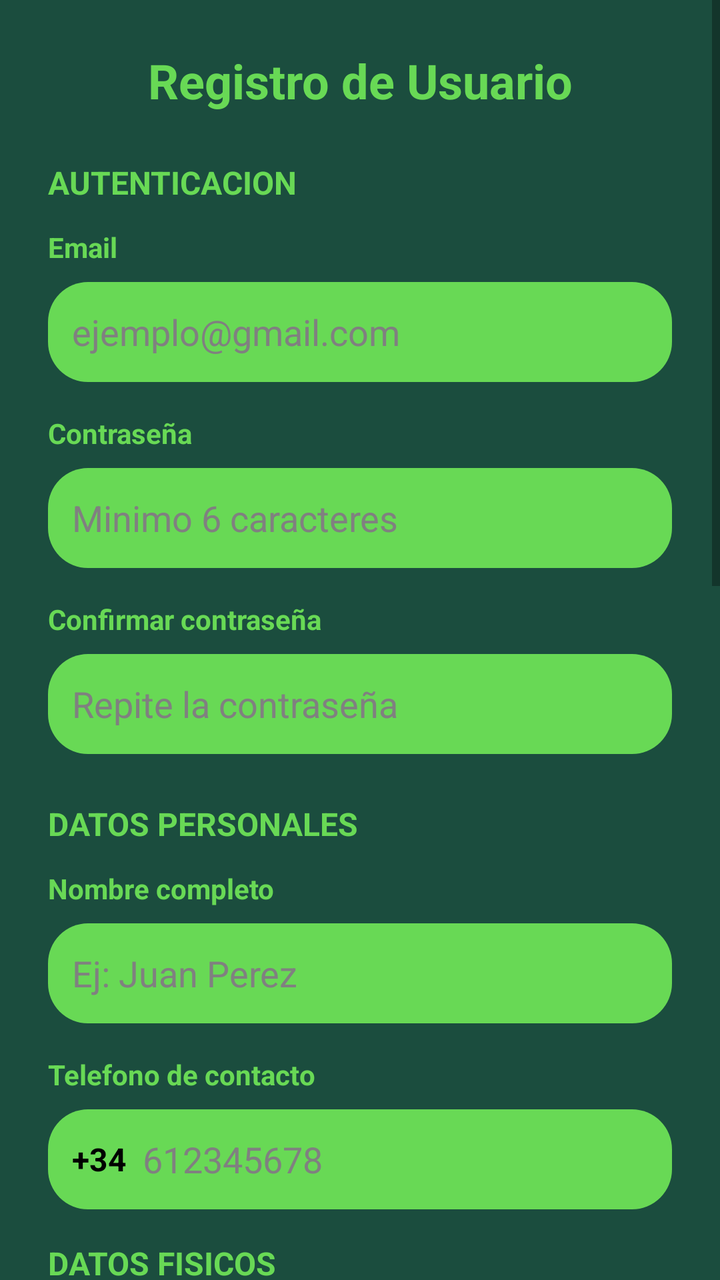
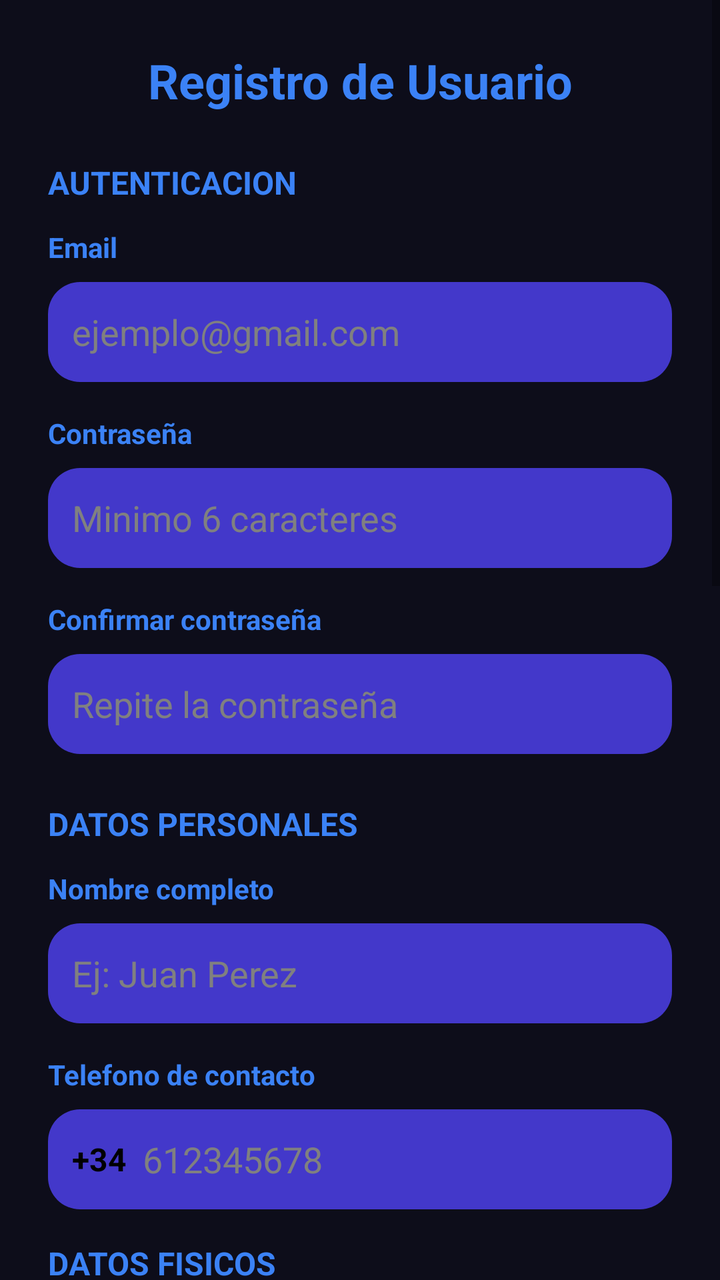

The first picture is an Android layout as it rendered before a commit; the second is the same layout after the commit. The layout source and the unified diff follow.
<!-- AndroidManifest.xml: application theme Theme.GimnasioPro -->
<!-- res/layout/activity_register_cliente.xml -->
<?xml version="1.0" encoding="utf-8"?>
<ScrollView xmlns:android="http://schemas.android.com/apk/res/android"
    android:layout_width="match_parent"
    android:layout_height="match_parent"
    android:background="@color/dark_green_background"
    android:fillViewport="true">

    <LinearLayout
        android:layout_width="match_parent"
        android:layout_height="wrap_content"
        android:orientation="vertical"
        android:padding="24dp">

        <TextView
            android:layout_width="match_parent"
            android:layout_height="wrap_content"
            android:text="Registro de Usuario"
            android:textSize="24sp"
            android:textStyle="bold"
            android:textColor="@color/electric_green_button"
            android:gravity="center"
            android:layout_marginBottom="24dp" />

        <TextView
            android:layout_width="match_parent"
            android:layout_height="wrap_content"
            android:text="AUTENTICACION"
            android:textSize="16sp"
            android:textColor="@color/electric_green_button"
            android:textStyle="bold"
            android:layout_marginBottom="12dp" />

        <TextView
            android:layout_width="match_parent"
            android:layout_height="wrap_content"
            android:text="Email"
            android:textSize="14sp"
            android:textColor="@color/electric_green_button"
            android:textStyle="bold"
            android:layout_marginBottom="8dp" />

        <EditText
            android:id="@+id/etEmail"
            android:layout_width="match_parent"
            android:layout_height="50dp"
            android:hint="ejemplo@gmail.com"
            android:textColor="#000000"
            android:textColorHint="#808080"
            android:background="@drawable/btn_rounded_green"
            android:padding="12dp"
            android:inputType="textEmailAddress"
            android:maxLines="1"
            android:layout_marginBottom="16dp" />

        <TextView
            android:layout_width="match_parent"
            android:layout_height="wrap_content"
            android:text="Contraseña"
            android:textSize="14sp"
            android:textColor="@color/electric_green_button"
            android:textStyle="bold"
            android:layout_marginBottom="8dp" />

        <EditText
            android:id="@+id/etPassword"
            android:layout_width="match_parent"
            android:layout_height="50dp"
            android:hint="Minimo 6 caracteres"
            android:textColor="#000000"
            android:textColorHint="#808080"
            android:background="@drawable/btn_rounded_green"
            android:padding="12dp"
            android:inputType="textPassword"
            android:maxLines="1"
            android:layout_marginBottom="16dp" />

        <TextView
            android:layout_width="match_parent"
            android:layout_height="wrap_content"
            android:text="Confirmar contraseña"
            android:textSize="14sp"
            android:textColor="@color/electric_green_button"
            android:textStyle="bold"
            android:layout_marginBottom="8dp" />

        <EditText
            android:id="@+id/etPasswordConfirm"
            android:layout_width="match_parent"
            android:layout_height="50dp"
            android:hint="Repite la contraseña"
            android:textColor="#000000"
            android:textColorHint="#808080"
            android:background="@drawable/btn_rounded_green"
            android:padding="12dp"
            android:inputType="textPassword"
            android:maxLines="1"
            android:layout_marginBottom="24dp" />

        <TextView
            android:layout_width="match_parent"
            android:layout_height="wrap_content"
            android:text="DATOS PERSONALES"
            android:textSize="16sp"
            android:textColor="@color/electric_green_button"
            android:textStyle="bold"
            android:layout_marginBottom="12dp" />

        <TextView
            android:layout_width="match_parent"
            android:layout_height="wrap_content"
            android:text="Nombre completo"
            android:textSize="14sp"
            android:textColor="@color/electric_green_button"
            android:textStyle="bold"
            android:layout_marginBottom="8dp" />

        <EditText
            android:id="@+id/etNombre"
            android:layout_width="match_parent"
            android:layout_height="50dp"
            android:hint="Ej: Juan Perez"
            android:textColor="#000000"
            android:textColorHint="#808080"
            android:background="@drawable/btn_rounded_green"
            android:padding="12dp"
            android:inputType="textPersonName"
            android:maxLines="1"
            android:layout_marginBottom="16dp" />

        <TextView
            android:layout_width="match_parent"
            android:layout_height="wrap_content"
            android:text="Telefono de contacto"
            android:textSize="14sp"
            android:textColor="@color/electric_green_button"
            android:textStyle="bold"
            android:layout_marginBottom="8dp" />

        <LinearLayout
            android:layout_width="match_parent"
            android:layout_height="50dp"
            android:orientation="horizontal"
            android:gravity="center_vertical"
            android:background="@drawable/btn_rounded_green"
            android:paddingStart="12dp"
            android:paddingEnd="12dp"
            android:layout_marginBottom="16dp">

            <TextView
                android:layout_width="wrap_content"
                android:layout_height="wrap_content"
                android:text="+34"
                android:textSize="16sp"
                android:textColor="#000000"
                android:textStyle="bold"
                android:paddingEnd="8dp" />

            <EditText
                android:id="@+id/etTelefono"
                android:layout_width="0dp"
                android:layout_height="match_parent"
                android:layout_weight="1"
                android:hint="612345678"
                android:textColor="#000000"
                android:textColorHint="#808080"
                android:background="@null"
                android:inputType="phone"
                android:maxLength="9"
                android:maxLines="1" />
        </LinearLayout>

        <TextView
            android:layout_width="match_parent"
            android:layout_height="wrap_content"
            android:text="DATOS FISICOS"
            android:textSize="16sp"
            android:textColor="@color/electric_green_button"
            android:textStyle="bold"
            android:layout_marginBottom="12dp" />

        <LinearLayout
            android:layout_width="match_parent"
            android:layout_height="wrap_content"
            android:orientation="horizontal"
            android:layout_marginBottom="16dp">

            <LinearLayout
                android:layout_width="0dp"
                android:layout_height="wrap_content"
                android:layout_weight="1"
                android:orientation="vertical"
                android:layout_marginEnd="8dp">

                <TextView
                    android:layout_width="match_parent"
                    android:layout_height="wrap_content"
                    android:text="Peso (kg)"
                    android:textSize="14sp"
                    android:textColor="@color/electric_green_button"
                    android:textStyle="bold"
                    android:layout_marginBottom="8dp" />

                <EditText
                    android:id="@+id/etPeso"
                    android:layout_width="match_parent"
                    android:layout_height="50dp"
                    android:hint="75.5"
                    android:textColor="#000000"
                    android:textColorHint="#808080"
                    android:background="@drawable/btn_rounded_green"
                    android:padding="12dp"
                    android:inputType="numberDecimal"
                    android:maxLines="1" />
            </LinearLayout>

            <LinearLayout
                android:layout_width="0dp"
                android:layout_height="wrap_content"
                android:layout_weight="1"
                android:orientation="vertical"
                android:layout_marginStart="8dp">

                <TextView
                    android:layout_width="match_parent"
                    android:layout_height="wrap_content"
                    android:text="Altura (cm)"
                    android:textSize="14sp"
                    android:textColor="@color/electric_green_button"
                    android:textStyle="bold"
                    android:layout_marginBottom="8dp" />

                <EditText
                    android:id="@+id/etAltura"
                    android:layout_width="match_parent"
                    android:layout_height="50dp"
                    android:hint="175"
                    android:textColor="#000000"
                    android:textColorHint="#808080"
                    android:background="@drawable/btn_rounded_green"
                    android:padding="12dp"
                    android:inputType="numberDecimal"
                    android:maxLines="1" />
            </LinearLayout>
        </LinearLayout>

        <TextView
            android:layout_width="match_parent"
            android:layout_height="wrap_content"
            android:text="Edad"
            android:textSize="14sp"
            android:textColor="@color/electric_green_button"
            android:textStyle="bold"
            android:layout_marginBottom="8dp" />

        <EditText
            android:id="@+id/etEdad"
            android:layout_width="match_parent"
            android:layout_height="50dp"
            android:hint="25"
            android:textColor="#000000"
            android:textColorHint="#808080"
            android:background="@drawable/btn_rounded_green"
            android:padding="12dp"
            android:inputType="number"
            android:maxLines="1"
            android:layout_marginBottom="16dp" />

        <TextView
            android:layout_width="match_parent"
            android:layout_height="wrap_content"
            android:text="Genero"
            android:textSize="14sp"
            android:textColor="@color/electric_green_button"
            android:textStyle="bold"
            android:layout_marginBottom="8dp" />

        <Spinner
            android:id="@+id/spinnerGenero"
            android:layout_width="match_parent"
            android:layout_height="50dp"
            android:background="@drawable/btn_rounded_green"
            android:paddingStart="12dp"
            android:paddingEnd="12dp"
            android:entries="@array/generos"
            android:layout_marginBottom="16dp" />

        <TextView
            android:layout_width="match_parent"
            android:layout_height="wrap_content"
            android:text="OBJETIVO"
            android:textSize="16sp"
            android:textColor="@color/electric_green_button"
            android:textStyle="bold"
            android:layout_marginBottom="12dp" />

        <TextView
            android:layout_width="match_parent"
            android:layout_height="wrap_content"
            android:text="Que quieres conseguir"
            android:textSize="14sp"
            android:textColor="@color/electric_green_button"
            android:textStyle="bold"
            android:layout_marginBottom="8dp" />

        <Spinner
            android:id="@+id/spinnerObjetivo"
            android:layout_width="match_parent"
            android:layout_height="50dp"
            android:background="@drawable/btn_rounded_green"
            android:paddingStart="12dp"
            android:paddingEnd="12dp"
            android:entries="@array/objetivos"
            android:layout_marginBottom="16dp" />

        <TextView
            android:layout_width="match_parent"
            android:layout_height="wrap_content"
            android:text="Nivel de experiencia"
            android:textSize="14sp"
            android:textColor="@color/electric_green_button"
            android:textStyle="bold"
            android:layout_marginBottom="8dp" />

        <Spinner
            android:id="@+id/spinnerNivel"
            android:layout_width="match_parent"
            android:layout_height="50dp"
            android:background="@drawable/btn_rounded_green"
            android:paddingStart="12dp"
            android:paddingEnd="12dp"
            android:entries="@array/niveles"
            android:layout_marginBottom="16dp" />

        <TextView
            android:layout_width="match_parent"
            android:layout_height="wrap_content"
            android:text="Foto de perfil (opcional)"
            android:textSize="14sp"
            android:textColor="@color/text_light_gray"
            android:textStyle="bold"
            android:layout_marginBottom="8dp" />

        <LinearLayout
            android:layout_width="match_parent"
            android:layout_height="wrap_content"
            android:orientation="horizontal"
            android:gravity="center_vertical"
            android:layout_marginBottom="24dp">

            <ImageView
                android:id="@+id/ivFotoPerfil"
                android:layout_width="80dp"
                android:layout_height="80dp"
                android:background="@drawable/btn_rounded_green"
                android:scaleType="centerCrop"
                android:src="@android:drawable/ic_menu_gallery"
                android:contentDescription="Foto de perfil" />

            <Button
                android:id="@+id/btnSeleccionarFoto"
                android:layout_width="0dp"
                android:layout_height="50dp"
                android:layout_weight="1"
                android:layout_marginStart="16dp"
                android:text="Seleccionar foto"
                android:textColor="@color/text_on_button"
                android:background="@drawable/btn_rounded_green"
                android:textSize="14sp" />
        </LinearLayout>

        <TextView
            android:layout_width="match_parent"
            android:layout_height="wrap_content"
            android:text="Recibiras un email para verificar tu cuenta"
            android:textSize="11sp"
            android:textColor="@color/text_light_gray"
            android:textStyle="italic"
            android:layout_marginBottom="16dp" />

        <ProgressBar
            android:id="@+id/progressBar"
            android:layout_width="40dp"
            android:layout_height="40dp"
            android:layout_gravity="center"
            android:visibility="gone"
            android:layout_marginBottom="16dp" />

        <Button
            android:id="@+id/btnRegistrar"
            android:layout_width="match_parent"
            android:layout_height="60dp"
            android:text="CREAR CUENTA Y REGISTRARSE"
            android:textColor="@color/text_on_button"
            android:textStyle="bold"
            android:textSize="16sp"
            android:background="@drawable/btn_rounded_green"
            android:elevation="8dp"
            android:stateListAnimator="@null" />

    </LinearLayout>

</ScrollView>
<!-- resources referenced by this layout -->
<resources>
  <string-array name="generos">
          <item>Masculino</item>
          <item>Femenino</item>
          <item>Otro</item>
          <item>Prefiero no decir</item>
      </string-array>
  <string-array name="niveles">
          <item>Principiante</item>
          <item>Intermedio</item>
          <item>Avanzado</item>
      </string-array>
  <string-array name="objetivos">
          <item>Pérdida de peso</item>
          <item>Ganancia muscular</item>
          <item>Tonificación</item>
          <item>Mejorar resistencia</item>
          <item>Mantenimiento</item>
          <item>Flexibilidad</item>
          <item>Preparación deportiva</item>
          <item>Rehabilitación</item>
      </string-array>
  <color name="dark_green_background">#FF1B4D3E</color>
  <color name="electric_green_button">#68D955</color>
  <color name="text_light_gray">#FFD0D0D0</color>
  <color name="text_on_button">#FF000000</color>
  <!-- drawable btn_rounded_green (drawable) -->
  <?xml version="1.0" encoding="utf-8"?>
  <ripple xmlns:android="http://schemas.android.com/apk/res/android"
      android:color="@color/electric_green_button">
      <item>
          <shape android:shape="rectangle">
              <solid android:color="@color/electric_green_button" />
              <corners android:radius="20dp" />
          </shape>
      </item>
  </ripple>
  <style name="Theme.GimnasioPro" parent="Theme.AppCompat.Light.NoActionBar">
          
          <item name="colorPrimary">@color/electric_green_button</item>
          <item name="colorPrimaryDark">@color/dark_green_background</item>
          <item name="colorAccent">@color/electric_green_button</item>
          <item name="android:windowBackground">@color/dark_green_background</item>
          <item name="android:statusBarColor">@color/dark_green_background</item>
          <item name="android:navigationBarColor">@color/dark_green_background</item>
          <item name="android:fitsSystemWindows">true</item>
      </style>
</resources>

<!-- the commit's change to res/layout/activity_register_cliente.xml (unified diff, before → after) -->
@@ -17,7 +17,7 @@
             android:text="Registro de Usuario"
             android:textSize="24sp"
             android:textStyle="bold"
-            android:textColor="@color/electric_green_button"
+            android:textColor="@color/accent_blue"
             android:gravity="center"
             android:layout_marginBottom="24dp" />
 
@@ -26,7 +26,7 @@
             android:layout_height="wrap_content"
             android:text="AUTENTICACION"
             android:textSize="16sp"
-            android:textColor="@color/electric_green_button"
+            android:textColor="@color/accent_blue"
             android:textStyle="bold"
             android:layout_marginBottom="12dp" />
 
@@ -35,7 +35,7 @@
             android:layout_height="wrap_content"
             android:text="Email"
             android:textSize="14sp"
-            android:textColor="@color/electric_green_button"
+            android:textColor="@color/accent_blue"
             android:textStyle="bold"
             android:layout_marginBottom="8dp" />
 
@@ -46,7 +46,7 @@
             android:hint="ejemplo@gmail.com"
             android:textColor="#000000"
             android:textColorHint="#808080"
-            android:background="@drawable/btn_rounded_green"
+            android:background="@drawable/bg_card_trainer"
             android:padding="12dp"
             android:inputType="textEmailAddress"
             android:maxLines="1"
@@ -57,7 +57,7 @@
             android:layout_height="wrap_content"
             android:text="Contraseña"
             android:textSize="14sp"
-            android:textColor="@color/electric_green_button"
+            android:textColor="@color/accent_blue"
             android:textStyle="bold"
             android:layout_marginBottom="8dp" />
 
@@ -68,7 +68,7 @@
             android:hint="Minimo 6 caracteres"
             android:textColor="#000000"
             android:textColorHint="#808080"
-            android:background="@drawable/btn_rounded_green"
+            android:background="@drawable/bg_card_trainer"
             android:padding="12dp"
             android:inputType="textPassword"
             android:maxLines="1"
@@ -79,7 +79,7 @@
             android:layout_height="wrap_content"
             android:text="Confirmar contraseña"
             android:textSize="14sp"
-            android:textColor="@color/electric_green_button"
+            android:textColor="@color/accent_blue"
             android:textStyle="bold"
             android:layout_marginBottom="8dp" />
 
@@ -90,7 +90,7 @@
             android:hint="Repite la contraseña"
             android:textColor="#000000"
             android:textColorHint="#808080"
-            android:background="@drawable/btn_rounded_green"
+            android:background="@drawable/bg_card_trainer"
             android:padding="12dp"
             android:inputType="textPassword"
             android:maxLines="1"
@@ -101,7 +101,7 @@
             android:layout_height="wrap_content"
             android:text="DATOS PERSONALES"
             android:textSize="16sp"
-            android:textColor="@color/electric_green_button"
+            android:textColor="@color/accent_blue"
             android:textStyle="bold"
             android:layout_marginBottom="12dp" />
 
@@ -110,7 +110,7 @@
             android:layout_height="wrap_content"
             android:text="Nombre completo"
             android:textSize="14sp"
-            android:textColor="@color/electric_green_button"
+            android:textColor="@color/accent_blue"
             android:textStyle="bold"
             android:layout_marginBottom="8dp" />
 
@@ -121,7 +121,7 @@
             android:hint="Ej: Juan Perez"
             android:textColor="#000000"
             android:textColorHint="#808080"
-            android:background="@drawable/btn_rounded_green"
+            android:background="@drawable/bg_card_trainer"
             android:padding="12dp"
             android:inputType="textPersonName"
             android:maxLines="1"
@@ -132,7 +132,7 @@
             android:layout_height="wrap_content"
             android:text="Telefono de contacto"
             android:textSize="14sp"
-            android:textColor="@color/electric_green_button"
+            android:textColor="@color/accent_blue"
             android:textStyle="bold"
             android:layout_marginBottom="8dp" />
 
@@ -141,7 +141,7 @@
             android:layout_height="50dp"
             android:orientation="horizontal"
             android:gravity="center_vertical"
-            android:background="@drawable/btn_rounded_green"
+            android:background="@drawable/bg_card_trainer"
             android:paddingStart="12dp"
             android:paddingEnd="12dp"
             android:layout_marginBottom="16dp">
@@ -174,7 +174,7 @@
             android:layout_height="wrap_content"
             android:text="DATOS FISICOS"
             android:textSize="16sp"
-            android:textColor="@color/electric_green_button"
+            android:textColor="@color/accent_blue"
             android:textStyle="bold"
             android:layout_marginBottom="12dp" />
 
@@ -196,7 +196,7 @@
                     android:layout_height="wrap_content"
                     android:text="Peso (kg)"
                     android:textSize="14sp"
-                    android:textColor="@color/electric_green_button"
+                    android:textColor="@color/accent_blue"
                     android:textStyle="bold"
                     android:layout_marginBottom="8dp" />
 
@@ -207,7 +207,7 @@
                     android:hint="75.5"
                     android:textColor="#000000"
                     android:textColorHint="#808080"
-                    android:background="@drawable/btn_rounded_green"
+                    android:background="@drawable/bg_card_trainer"
                     android:padding="12dp"
                     android:inputType="numberDecimal"
                     android:maxLines="1" />
@@ -225,7 +225,7 @@
                     android:layout_height="wrap_content"
                     android:text="Altura (cm)"
                     android:textSize="14sp"
-                    android:textColor="@color/electric_green_button"
+                    android:textColor="@color/accent_blue"
                     android:textStyle="bold"
                     android:layout_marginBottom="8dp" />
 
@@ -236,7 +236,7 @@
                     android:hint="175"
                     android:textColor="#000000"
                     android:textColorHint="#808080"
-                    android:background="@drawable/btn_rounded_green"
+                    android:background="@drawable/bg_card_trainer"
                     android:padding="12dp"
                     android:inputType="numberDecimal"
                     android:maxLines="1" />
@@ -248,7 +248,7 @@
             android:layout_height="wrap_content"
             android:text="Edad"
             android:textSize="14sp"
-            android:textColor="@color/electric_green_button"
+            android:textColor="@color/accent_blue"
             android:textStyle="bold"
             android:layout_marginBottom="8dp" />
 
@@ -259,7 +259,7 @@
             android:hint="25"
             android:textColor="#000000"
             android:textColorHint="#808080"
-            android:background="@drawable/btn_rounded_green"
+            android:background="@drawable/bg_card_trainer"
             android:padding="12dp"
             android:inputType="number"
             android:maxLines="1"
@@ -270,7 +270,7 @@
             android:layout_height="wrap_content"
             android:text="Genero"
             android:textSize="14sp"
-            android:textColor="@color/electric_green_button"
+            android:textColor="@color/accent_blue"
             android:textStyle="bold"
             android:layout_marginBottom="8dp" />
 
@@ -278,7 +278,7 @@
             android:id="@+id/spinnerGenero"
             android:layout_width="match_parent"
             android:layout_height="50dp"
-            android:background="@drawable/btn_rounded_green"
+            android:background="@drawable/bg_card_trainer"
             android:paddingStart="12dp"
             android:paddingEnd="12dp"
             android:entries="@array/generos"
@@ -289,7 +289,7 @@
             android:layout_height="wrap_content"
             android:text="OBJETIVO"
             android:textSize="16sp"
-            android:textColor="@color/electric_green_button"
+            android:textColor="@color/accent_blue"
             android:textStyle="bold"
             android:layout_marginBottom="12dp" />
 
@@ -298,7 +298,7 @@
             android:layout_height="wrap_content"
             android:text="Que quieres conseguir"
             android:textSize="14sp"
-            android:textColor="@color/electric_green_button"
+            android:textColor="@color/accent_blue"
             android:textStyle="bold"
             android:layout_marginBottom="8dp" />
 
@@ -306,7 +306,7 @@
             android:id="@+id/spinnerObjetivo"
             android:layout_width="match_parent"
             android:layout_height="50dp"
-            android:background="@drawable/btn_rounded_green"
+            android:background="@drawable/bg_card_trainer"
             android:paddingStart="12dp"
             android:paddingEnd="12dp"
             android:entries="@array/objetivos"
@@ -317,7 +317,7 @@
             android:layout_height="wrap_content"
             android:text="Nivel de experiencia"
             android:textSize="14sp"
-            android:textColor="@color/electric_green_button"
+            android:textColor="@color/accent_blue"
             android:textStyle="bold"
             android:layout_marginBottom="8dp" />
 
@@ -325,7 +325,7 @@
             android:id="@+id/spinnerNivel"
             android:layout_width="match_parent"
             android:layout_height="50dp"
-            android:background="@drawable/btn_rounded_green"
+            android:background="@drawable/bg_card_trainer"
             android:paddingStart="12dp"
             android:paddingEnd="12dp"
             android:entries="@array/niveles"
@@ -351,7 +351,7 @@
                 android:id="@+id/ivFotoPerfil"
                 android:layout_width="80dp"
                 android:layout_height="80dp"
-                android:background="@drawable/btn_rounded_green"
+                android:background="@drawable/bg_card_trainer"
                 android:scaleType="centerCrop"
                 android:src="@android:drawable/ic_menu_gallery"
                 android:contentDescription="Foto de perfil" />
@@ -364,7 +364,7 @@
                 android:layout_marginStart="16dp"
                 android:text="Seleccionar foto"
                 android:textColor="@color/text_on_button"
-                android:background="@drawable/btn_rounded_green"
+                android:background="@drawable/bg_card_trainer"
                 android:textSize="14sp" />
         </LinearLayout>
 
@@ -393,7 +393,7 @@
             android:textColor="@color/text_on_button"
             android:textStyle="bold"
             android:textSize="16sp"
-            android:background="@drawable/btn_rounded_green"
+            android:background="@drawable/bg_card_trainer"
             android:elevation="8dp"
             android:stateListAnimator="@null" />
 
<!-- resource entries referenced after the edit -->
@@ -21,21 +21,19 @@
           <item>Preparación deportiva</item>
           <item>Rehabilitación</item>
       </string-array>
-  <color name="dark_green_background">#FF1B4D3E</color>
-  <color name="electric_green_button">#68D955</color>
-  <color name="text_light_gray">#FFD0D0D0</color>
+  <color name="accent_blue">#3B82F6</color>
+  <color name="dark_green_background">@color/dark_background</color>
+  <color name="electric_green_button">@color/accent_green</color>
+  <color name="accent_green">#4ADE80</color>
+  <color name="text_light_gray">@color/text_secondary</color>
   <color name="text_on_button">#FF000000</color>
-  <!-- drawable btn_rounded_green (drawable) -->
+  <!-- drawable bg_card_trainer (drawable) -->
   <?xml version="1.0" encoding="utf-8"?>
-  <ripple xmlns:android="http://schemas.android.com/apk/res/android"
-      android:color="@color/electric_green_button">
-      <item>
-          <shape android:shape="rectangle">
-              <solid android:color="@color/electric_green_button" />
-              <corners android:radius="20dp" />
-          </shape>
-      </item>
-  </ripple>
+  <shape xmlns:android="http://schemas.android.com/apk/res/android"
+      android:shape="rectangle">
+      <solid android:color="@color/card_trainer" />
+      <corners android:radius="16dp" />
+  </shape>
   <style name="Theme.GimnasioPro" parent="Theme.AppCompat.Light.NoActionBar">
           
           <item name="colorPrimary">@color/electric_green_button</item>
@@ -46,5 +44,8 @@
           <item name="android:navigationBarColor">@color/dark_green_background</item>
           <item name="android:fitsSystemWindows">true</item>
       </style>
+  <color name="dark_background">#0D0D1A</color>
+  <color name="text_secondary">#A1A1AA</color>
+  <color name="card_trainer">#4338CA</color>
 </resources>
 
